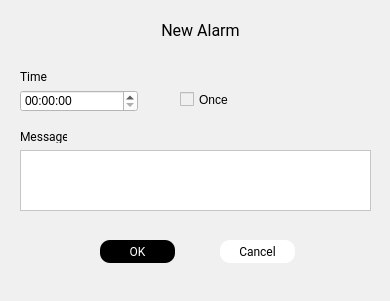
The window that alarm_dialog.ui (fireflies1988/HealthcareVirtualAssistant) describes before a commit, drawn with Qt 5.
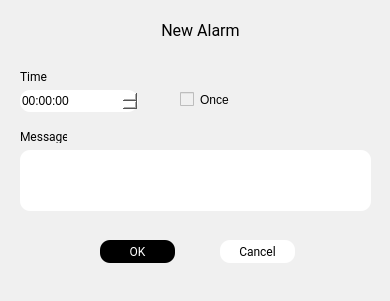
The same window after the commit. Icons and pictures are not drawn.

Commit message: Finish the alarm function

Patch:
```diff
--- a/alarm_dialog.ui
+++ b/alarm_dialog.ui
@@ -18,7 +18,10 @@
     <normaloff>icon/clock.png</normaloff>icon/clock.png</iconset>
   </property>
   <property name="styleSheet">
-   <string notr="true">background: #F0F0F0</string>
+   <string notr="true">border:none;
+outline:none;
+background: #F0F0F0;
+border-radius:10px</string>
   </property>
   <widget class="QLabel" name="label_3">
    <property name="geometry">
@@ -156,7 +159,8 @@
     </rect>
    </property>
    <property name="styleSheet">
-    <string notr="true">background:white</string>
+    <string notr="true">background:white;
+border-radius:10px;</string>
    </property>
   </widget>
   <widget class="QCheckBox" name="isOnce">
```
The commit also changes 5 other files.
